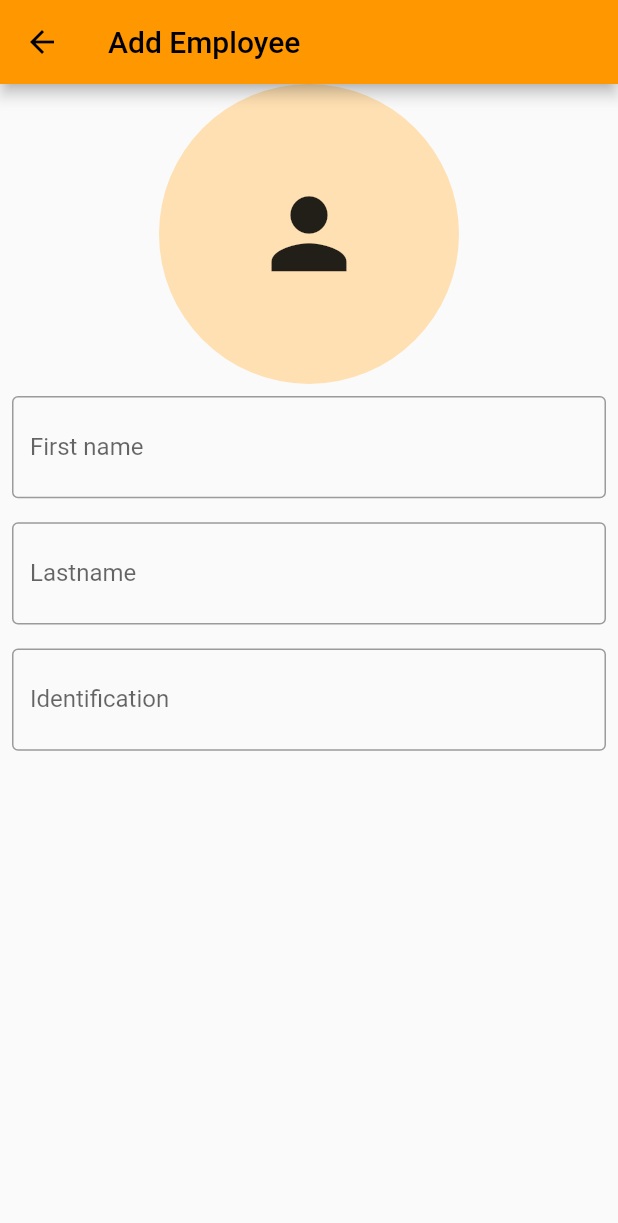
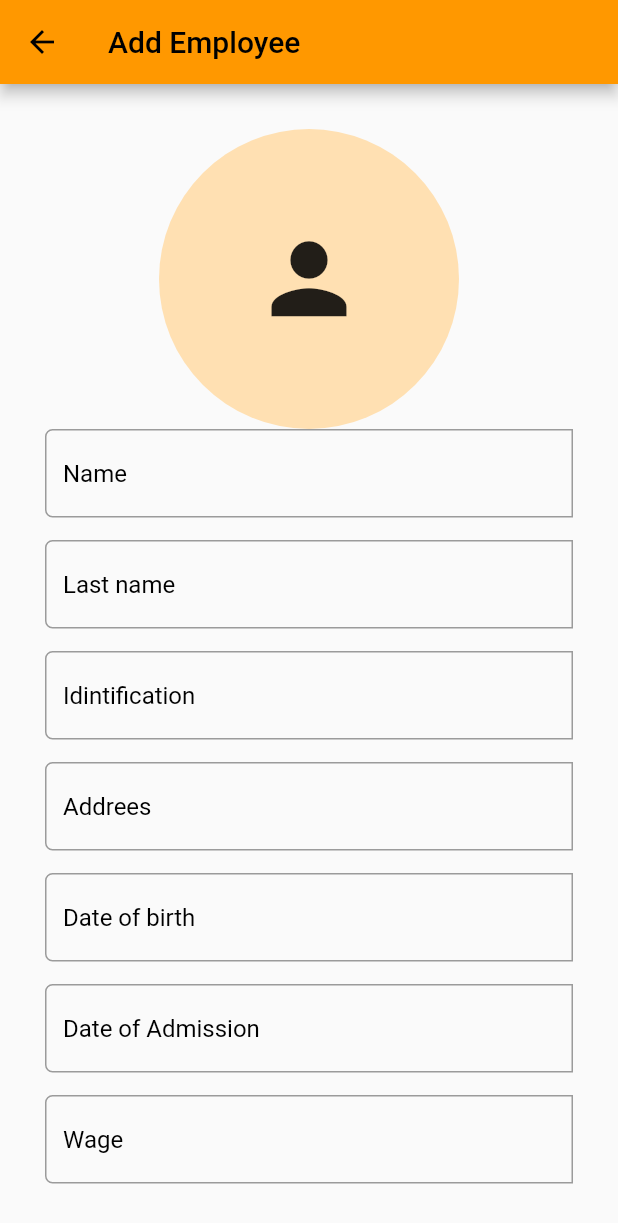
Before and after one commit to cripiii25/Final_app, a Flutter app: the screen it shows after launch, after a tap on the "person add" icon, on a phone screen of 412 x 824 dp. Shown: the top 1223 px of the screen. Run offline on Flutter 3.47's test engine with Material 2 defaults, Android fonts, the phone set to English and light mode, and no system bars; network calls fail; key blocks and very long unbroken strings in the code were emptied for the run.

```diff
--- a/lib/add_person.dart
+++ b/lib/add_person.dart
@@ -1,57 +1,169 @@
+import 'dart:convert';
+
 import 'package:flutter/material.dart';
+import 'package:http/http.dart';
+import 'package:http/http.dart' as http;
 
-class AddPerson extends StatelessWidget {
+import 'models/person.dart';
+
+class AddPerson extends StatefulWidget {
+  @override
+  _AddPersonState createState() => _AddPersonState();
+}
+
+class _AddPersonState extends State<AddPerson> {
+  var textEditingControllerName = TextEditingController();
+  var textEditingControllerLastName = TextEditingController();
+  var textEditingControllerId = TextEditingController();
+  var textEditingControllerAddress = TextEditingController();
+  var textEditingControllerDateOfBirth= TextEditingController();
+  var textEditingControllerDateOfAdmission = TextEditingController();
+  var textEditingControllerWage = TextEditingController();
+
   @override
   Widget build(BuildContext context) {
     return Scaffold(
       appBar: AppBar(
         title: Text("Add Employee"),
       ),
-      body: ListView(
+      body: Padding(
+        padding: const EdgeInsets.all(30.0),
+        child: ListView(
           children: [
             CircleAvatar(
               child: Icon(Icons.person, size: 75.0,),
               maxRadius: 100.0,
             ),
-          TextFieldWidget(
-            icon:Icons.person,
-            labelText: 'First name',
+            TextField(
+              controller: textEditingControllerName,
+              decoration: const InputDecoration(
+                hintText: 'Name',
+                hintStyle: TextStyle(color: Colors.black),
+                border: OutlineInputBorder(
+                  borderRadius: BorderRadius.horizontal(left: Radius.circular(5.0))
+                )
+              )
             ),
-          TextFieldWidget(
-            icon:Icons.person,
-            labelText: 'Lastname',
+            const SizedBox(
+              height: 15.0,
             ),
-          TextFieldWidget(
-            icon:Icons.credit_card,
-            labelText: 'Identification',
+            TextField(
+              controller: textEditingControllerLastName,
+              decoration: const InputDecoration(
+                hintText: 'Last name',
+                hintStyle: TextStyle(color: Colors.black),
+                border: OutlineInputBorder(
+                  borderRadius: BorderRadius.horizontal(left: Radius.circular(5.0))
+                )
+              )
             ),
+            const SizedBox(
+              height: 15.0,
+            ),
+            TextField(
+              controller: textEditingControllerId,
+              decoration: const InputDecoration(
+                hintText: 'Idintification',
+                hintStyle: TextStyle(color: Colors.black),
+                border: OutlineInputBorder(
+                  borderRadius: BorderRadius.horizontal(left: Radius.circular(5.0))
+                )
+              )
+            ),
+            const SizedBox(
+              height: 15.0,
+            ),
+            TextField(
+              controller: textEditingControllerAddress,
+              decoration: const InputDecoration(
+                hintText: 'Addrees',
+                hintStyle: TextStyle(color: Colors.black),
+                border: OutlineInputBorder(
+                  borderRadius: BorderRadius.horizontal(left: Radius.circular(5.0))
+                )
+              )
+            ),
+            const SizedBox(
+              height: 15.0,
+            ),
+            TextField(
+              controller: textEditingControllerDateOfBirth,
+              decoration: const InputDecoration(
+                hintText: 'Date of birth',
+                hintStyle: TextStyle(color: Colors.black),
+                border: OutlineInputBorder(
+                  borderRadius: BorderRadius.horizontal(left: Radius.circular(5.0))
+                )
+              )
+            ),
+            const SizedBox(
+              height: 15.0,
+            ),
+            TextField(
+              controller: textEditingControllerDateOfAdmission,
+              decoration: const InputDecoration(
+                hintText: 'Date of Admission',
+                hintStyle: TextStyle(color: Colors.black),
+                border: OutlineInputBorder(
+                  borderRadius: BorderRadius.horizontal(left: Radius.circular(5.0))
+                )
+              )
+            ),
+            const SizedBox(
+              height: 15.0,
+            ),
+            TextField(
+              controller: textEditingControllerWage,
+              decoration: const InputDecoration(
+                hintText: 'Wage',
+                hintStyle: TextStyle(color: Colors.black),
+                border: OutlineInputBorder(
+                  borderRadius: BorderRadius.horizontal(left: Radius.circular(5.0))
+                )
+              )
+            ),
+
+            BotonGuardar()
           ],
+
+        ),
       ),
     );
   }
+  void callServiceCreatePerson(String name, String lastName, String id, String address, String dateOfBirth, String dateOfAdmission, String wage) async {
+    var person = Person(name: name, lastName: lastName, id: id, address: address, dateOfBirth:dateOfBirth, dateOfAdmission:dateOfAdmission, wage:wage);
+
+    var url = Uri.parse('https://6186960dcd8530001765ab39.mockapi.io/:endpoint');
+    var personBody = jsonEncode(person);
+
+    Response response = await http.post(
+      url,
+      body: personBody,
+      headers: <String, String>{
+        'Content-Type': 'application/json; charset=UTF-8'
+      },
+    );
+    if (response.statusCode >= 200 && response.statusCode <= 300) {
+      Navigator.pop(context, true);
+    } else {
+      print('Hubo un error');
+    }
+  }
 }
 
-class TextFieldWidget extends StatelessWidget {
-
-  final IconData icon;
-  final String labelText;
-  const TextFieldWidget({
+class BotonGuardar extends StatelessWidget {
+  const BotonGuardar({
     Key? key,
-    required this.icon,
-    required this.labelText,
   }) : super(key: key);
 
   @override
   Widget build(BuildContext context) {
     return Padding(
-      padding: const EdgeInsets.all(8.0),
-      child: TextField(
-        decoration: InputDecoration(
-          border:OutlineInputBorder(),
-          prefix: Icon(icon),
-          labelText: labelText,
-        ),
-      ),
+      padding: const EdgeInsets.all(15.0),
+      child: ElevatedButton(
+            onPressed: () {
+            },
+            child: const Text('Save')),
     );
   }
 }
--- a/lib/card_widget.dart
+++ b/lib/card_widget.dart
@@ -1,10 +1,14 @@
 import 'package:flutter/material.dart';
 
 class CardWidget extends StatelessWidget {
-  const CardWidget({Key? key, this.name, this.lastName, this.id}) : super(key: key);
+  const CardWidget({Key? key, this.name, this.lastName, this.id, this.address, this.DateOfBirth, this.DateOfAdmission, this.wage}) : super(key: key);
   final String? name;
   final String? lastName;
   final String? id;
+  final String? address;
+  final String? DateOfBirth;
+  final String? DateOfAdmission;
+  final String? wage;
 
   @override
   Widget build(BuildContext context) {
@@ -18,7 +22,7 @@ class CardWidget extends StatelessWidget {
           title: Text(
             '$name $lastName'
           ),
-          subtitle: Text('$id'),
+          subtitle: Text('[ ID: $id ]' ' [ Addrres: $address ]' ' [ Date Birth: $DateOfBirth ]' ' [ Wage: $wage ]' ),
         ),
       ),
     );
--- a/lib/second_page.dart
+++ b/lib/second_page.dart
@@ -2,7 +2,13 @@ import 'package:final_app/add_person.dart';
 import 'package:final_app/card_widget.dart';
 import 'package:flutter/material.dart';
 
-class SecondPage extends StatelessWidget {
+class SecondPage extends StatefulWidget {
+  @override
+  _SecondPageState createState() => _SecondPageState();
+}
+
+class _SecondPageState extends State<SecondPage> {
+  var listPersons = [];
   @override
   Widget build(BuildContext context) {
     return Scaffold(
@@ -25,6 +31,10 @@ class SecondPage extends StatelessWidget {
               name: 'Juan Manuel',
               lastName: 'Londoño González',
               id: '1',
+              DateOfAdmission: '17/11/2021',
+              DateOfBirth: '02/06/2003',
+              address: 'Cl 79C CR F24',
+              wage: '3.000.000',
             )
           ],),
         ),
```
Lines whose indentation alone changed are shown as unchanged.
